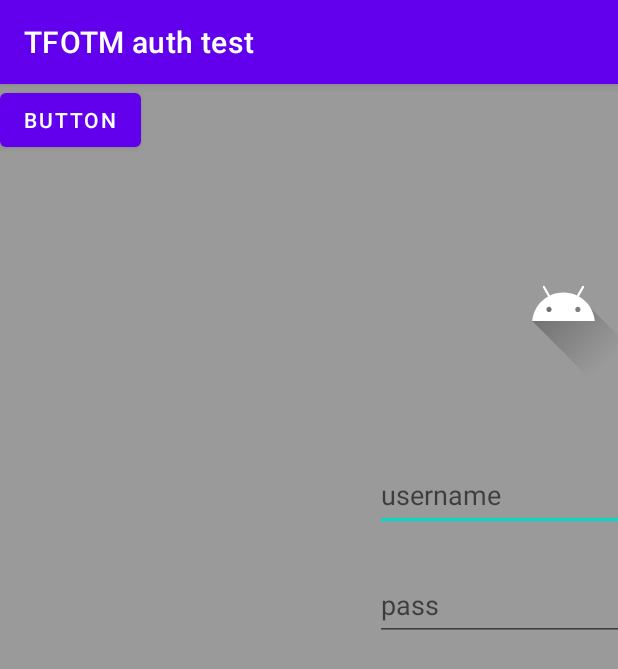
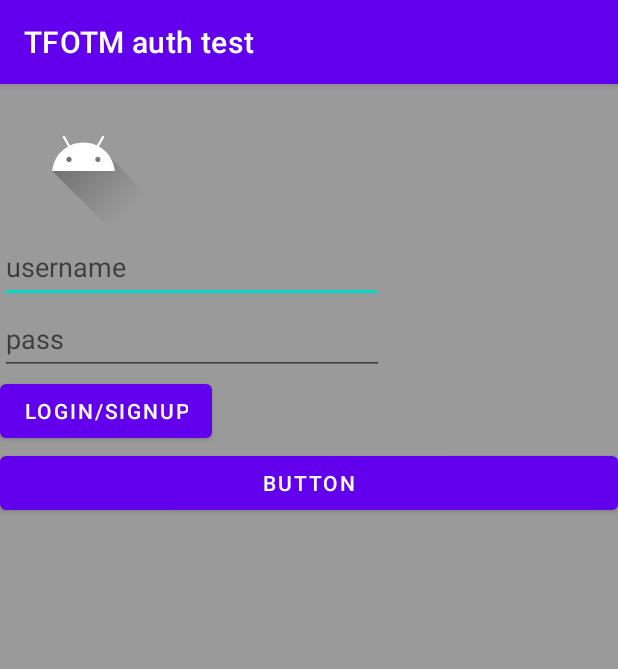
Before and after one commit to yamenr/MShahbary, an Android app: the screen it shows after launch (MainActivity), on a phone screen of 412 x 824 dp. Shown: the top 669 px of the screen. Run offline under Robolectric (Android 15) with nearby library versions, the light colour scheme and no system bars; our stand-ins replace Firebase (no records; nobody signed in at launch, a user with empty details on screens opened directly).

Commit message:
Fixed main activity_main.xml i) linked a button to the method "GotoSignUp" in MainActivity.java -Filled the MainGame.java with code from the previous project -Designed the activity_main_game.xml

```diff
--- a/app/src/main/AndroidManifest.xml
+++ b/app/src/main/AndroidManifest.xml
@@ -9,6 +9,9 @@
         android:roundIcon="@mipmap/ic_launcher_round"
         android:supportsRtl="true"
         android:theme="@style/Theme.TFOTMAuthTest">
+        <activity
+            android:name=".MainGame"
+            android:exported="false" />
         <activity
             android:name=".Test"
             android:exported="false" />
--- a/app/src/main/res/layout/activity_main.xml
+++ b/app/src/main/res/layout/activity_main.xml
@@ -2,61 +2,65 @@
 <androidx.constraintlayout.widget.ConstraintLayout xmlns:android="http://schemas.android.com/apk/res/android"
     xmlns:app="http://schemas.android.com/apk/res-auto"
     xmlns:tools="http://schemas.android.com/tools"
+    android:id="@+id/btnGotoSelectionMain"
     android:layout_width="match_parent"
     android:layout_height="match_parent"
     android:background="#65000000"
     android:backgroundTint="#040000"
     tools:context=".MainActivity">
 
+    <LinearLayout
+        android:layout_width="match_parent"
+        android:layout_height="match_parent"
+        android:orientation="vertical">
+
+        <ImageView
+            android:id="@+id/ivpfpMain"
+            android:layout_width="111dp"
+            android:layout_height="98dp"
+
+            android:onClick="SelectPfp"
+
+            android:src="@drawable/ic_launcher_foreground"
+
+            tools:ignore="SpeakableTextPresentCheck" />
+
         <EditText
             android:id="@+id/etUsernameMain"
             android:layout_width="wrap_content"
             android:layout_height="wrap_content"
-        android:layout_marginStart="250dp"
-        android:layout_marginTop="52dp"
             android:ems="12"
 
             android:hint="username"
             android:inputType="textEmailAddress"
-        android:minHeight="48dp"
-        app:layout_constraintStart_toStartOf="parent"
-        app:layout_constraintTop_toBottomOf="@+id/ivpfp" />
+            android:minHeight="48dp" />
 
         <EditText
             android:id="@+id/etPasswordMain"
             android:layout_width="wrap_content"
             android:layout_height="wrap_content"
-        android:layout_marginStart="250dp"
-        android:layout_marginTop="25dp"
             android:ems="12"
             android:hint="pass"
             android:inputType="textPassword"
             android:minHeight="48dp"
-        app:layout_constraintStart_toStartOf="parent"
-        app:layout_constraintTop_toBottomOf="@+id/etUsernameMain" />
+            tools:layout_editor_absoluteX="10dp"
+            tools:layout_editor_absoluteY="70dp" />
 
-    <ImageView
-        android:id="@+id/ivpfp"
-        android:layout_width="111dp"
-        android:layout_height="98dp"
-        android:layout_marginStart="320dp"
-
-        android:layout_marginTop="100dp"
-        android:onClick="SelectPfp"
-
-        android:src="@drawable/ic_launcher_foreground"
-
-        app:layout_constraintStart_toStartOf="parent"
-        app:layout_constraintTop_toTopOf="parent"
-        tools:ignore="SpeakableTextPresentCheck" />
+        <Button
+            android:id="@+id/btnLoginMain"
+            android:layout_width="wrap_content"
+            android:layout_height="wrap_content"
+            android:onClick="login"
+            android:text="Login/signup"
+            tools:layout_editor_absoluteX="200dp"
+            tools:layout_editor_absoluteY="100dp" />
 
         <Button
             android:id="@+id/button4"
             android:onClick="GotoSelection"
-        android:layout_width="wrap_content"
+            android:layout_width="match_parent"
             android:layout_height="wrap_content"
-        android:text="Button"
-        app:layout_constraintStart_toStartOf="parent"
-        app:layout_constraintTop_toTopOf="parent" />
+            android:text="Button" />
+    </LinearLayout>
 
 </androidx.constraintlayout.widget.ConstraintLayout>
--- a/app/src/main/res/layout/activity_test.xml
+++ b/app/src/main/res/layout/activity_test.xml
@@ -10,9 +10,7 @@
         android:id="@+id/textView"
         android:layout_width="wrap_content"
         android:layout_height="wrap_content"
-        android:layout_marginStart="520dp"
-        android:layout_marginTop="150dp"
         android:text="TextView"
-        app:layout_constraintStart_toStartOf="parent"
-        app:layout_constraintTop_toTopOf="parent" />
+        tools:layout_editor_absoluteX="٥٢٠dp"
+        tools:layout_editor_absoluteY="١٥٠dp" />
 </androidx.constraintlayout.widget.ConstraintLayout>
```
Lines whose indentation alone changed are shown as unchanged.
